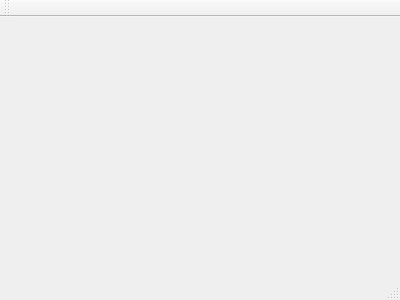
Old version of the form mainwindow.ui in the repository artempal/reader.
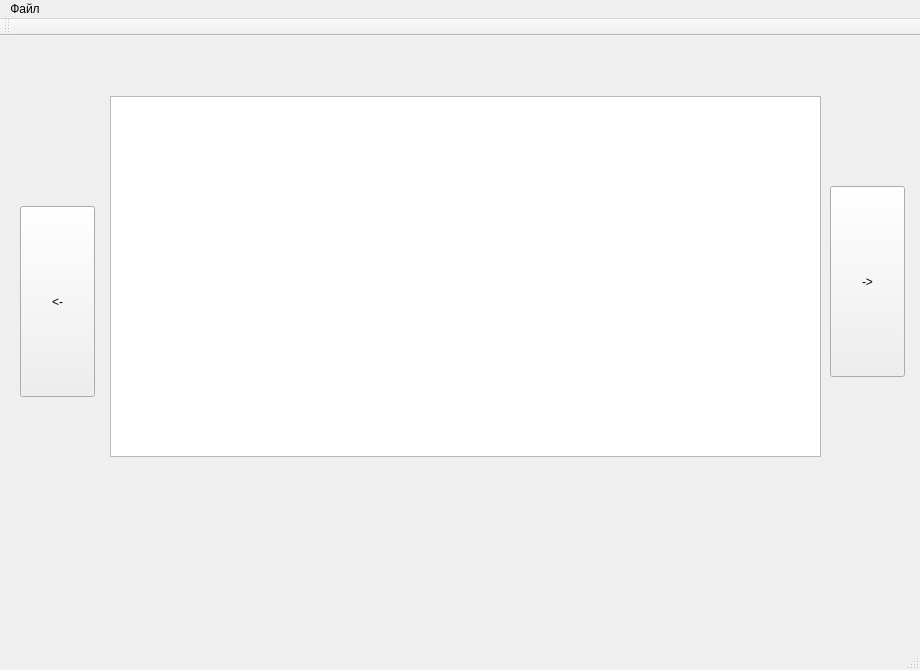
New version of the form.

Commit message: поле для текста книги, кнопки вперед-назад, пункты открытия книги и папки

Diff of the .ui file:
```diff
--- a/mainwindow.ui
+++ b/mainwindow.ui
@@ -1,24 +1,94 @@
 <ui version="4.0">
  <class>MainWindow</class>
- <widget class="QMainWindow" name="MainWindow" >
-  <property name="geometry" >
+ <widget class="QMainWindow" name="MainWindow">
+  <property name="geometry">
    <rect>
     <x>0</x>
     <y>0</y>
-    <width>400</width>
-    <height>300</height>
+    <width>920</width>
+    <height>670</height>
    </rect>
   </property>
   <property name="windowTitle" >
    <string>MainWindow</string>
   </property>
-  <widget class="QMenuBar" name="menuBar" />
-  <widget class="QToolBar" name="mainToolBar" />
-  <widget class="QWidget" name="centralWidget" />
-  <widget class="QStatusBar" name="statusBar" />
+  <widget class="QWidget" name="centralWidget">
+   <widget class="QTextEdit" name="book_text">
+    <property name="geometry">
+     <rect>
+      <x>110</x>
+      <y>60</y>
+      <width>711</width>
+      <height>361</height>
+     </rect>
+    </property>
+   </widget>
+   <widget class="QPushButton" name="prev_btn">
+    <property name="geometry">
+     <rect>
+      <x>20</x>
+      <y>170</y>
+      <width>75</width>
+      <height>191</height>
+     </rect>
+    </property>
+    <property name="text">
+     <string>&lt;-</string>
+    </property>
+   </widget>
+   <widget class="QPushButton" name="next_btn">
+    <property name="geometry">
+     <rect>
+      <x>830</x>
+      <y>150</y>
+      <width>75</width>
+      <height>191</height>
+     </rect>
+    </property>
+    <property name="text">
+     <string>-&gt;</string>
+    </property>
+   </widget>
+  </widget>
+  <widget class="QMenuBar" name="menuBar">
+   <property name="geometry">
+    <rect>
+     <x>0</x>
+     <y>0</y>
+     <width>920</width>
+     <height>21</height>
+    </rect>
+   </property>
+   <widget class="QMenu" name="menu">
+    <property name="title">
+     <string>Файл</string>
+    </property>
+    <addaction name="open_book"/>
+    <addaction name="open_dir"/>
+   </widget>
+   <addaction name="menu"/>
+  </widget>
+  <widget class="QToolBar" name="mainToolBar">
+   <attribute name="toolBarArea">
+    <enum>TopToolBarArea</enum>
+   </attribute>
+   <attribute name="toolBarBreak">
+    <bool>false</bool>
+   </attribute>
+  </widget>
+  <widget class="QStatusBar" name="statusBar"/>
+  <action name="open_book">
+   <property name="text">
+    <string>Открыть книгу</string>
+   </property>
+  </action>
+  <action name="open_dir">
+   <property name="text">
+    <string>Открыть папку</string>
+   </property>
+  </action>
  </widget>
- <layoutDefault spacing="6" margin="11" />
- <pixmapfunction></pixmapfunction>
+ <layoutdefault spacing="6" margin="11"/>
  <resources/>
  <connections/>
 </ui>
```
Left out of the diff: 3 changed lines with no effect on the pictures.
